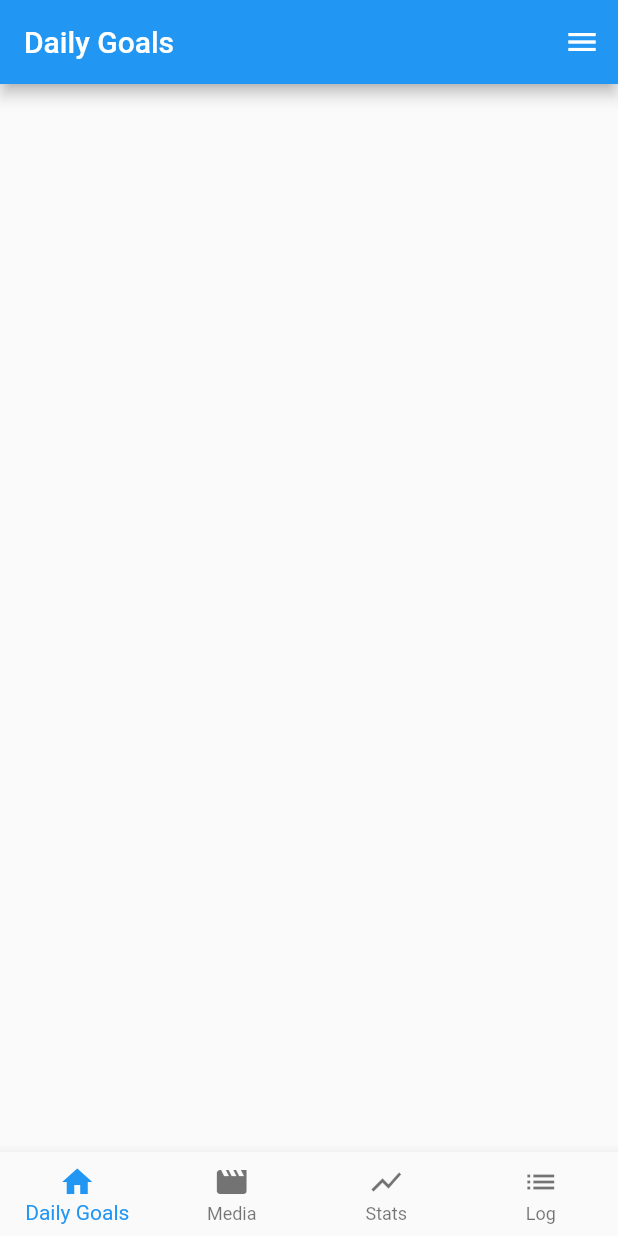
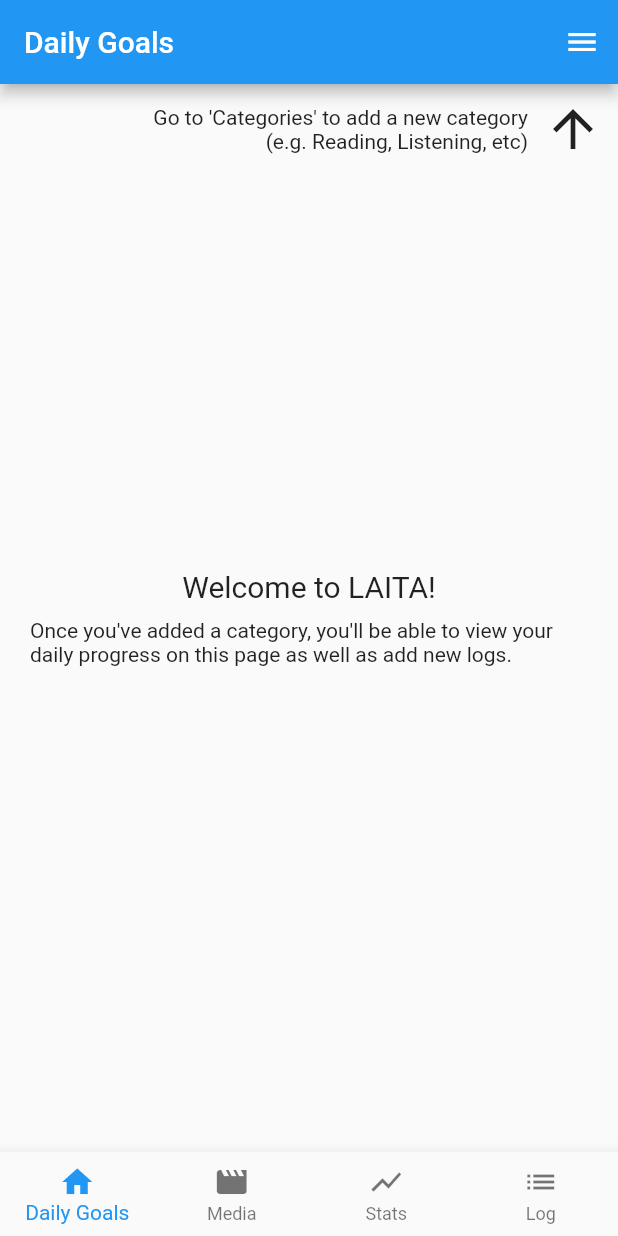
Before and after one commit to joongpa/Laita, a Flutter app: the screen it shows once a user with an empty profile is signed in, on a phone screen of 412 x 824 dp. Run offline on Flutter 3.47's test engine with Material 2 defaults, Android fonts, the phone set to English and light mode, and no system bars; our stand-ins replace cloud_firestore, firebase_auth, firebase_crashlytics, fl_chart, flutter_colorpicker, flutter_signin_button and 4 more; accounts and stored records are empty.

Commit message:
Added first-time user instructions

```diff
--- a/lib/DailyGoalsTab/ProgressListWidget.dart
+++ b/lib/DailyGoalsTab/ProgressListWidget.dart
@@ -1,6 +1,7 @@
 import 'package:firebase_auth/firebase_auth.dart';
 import 'package:flutter/cupertino.dart';
 import 'package:flutter/material.dart';
+import 'package:flutter/widgets.dart';
 import 'package:miatracker/Models/InputHoursUpdater.dart';
 import 'package:miatracker/Map.dart';
 import 'package:miatracker/Models/aggregate_data_model.dart';
@@ -17,9 +18,47 @@ class ProgressListWidget extends StatelessWidget {
     var user = Provider.of<AppUser>(context);
     var dailyInputEntry = Provider.of<Map<DateTime, DailyInputEntry>>(context);
 
-    if (user == null || user.categories == null || user.categories.length == 0) return Container();
+    if (user == null || user.categories == null || user.categories.length == 0) {
+      return Stack(
+        alignment: Alignment.center,
+        children: [
+          Positioned(
+            top: 10,
+            right: 10,
+            child: Row(
+              mainAxisSize: MainAxisSize.min,
+              children: [
+                Text(
+                  "Go to 'Categories' to add a new category\n(e.g. Reading, Listening, etc)",
+                  textAlign: TextAlign.right,
+                ),
+                SizedBox(width: 10),
+                Icon(
+                  Icons.arrow_upward,
+                  size: 40,
+                ),
+              ],
+            ),
+          ),
+          Center(
+            child: Padding(
+              padding: const EdgeInsets.all(20.0),
+              child: Column(
+                mainAxisSize: MainAxisSize.min,
+                children: [
+                  Text('Welcome to LAITA!', style: TextStyle(fontSize: 20),),
+                  SizedBox(height: 10),
+                  Text("Once you've added a category, you'll be able to view your daily progress on this page as well as add new logs."),
+                ],
+              ),
+            ),
+          ),
+        ],
+      );
+    }
 
-    var incompleteCategories = user.categories.where((category) => !category.isCompleted).toList();
+    var incompleteCategories =
+        user.categories.where((category) => !category.isCompleted).toList();
 
     return ListView.builder(
         itemCount: incompleteCategories.length + 1,
@@ -36,11 +75,12 @@ class ProgressListWidget extends StatelessWidget {
             );
           return GlobalProgressWidget(
             user: user,
-            value: dailyInputEntry[daysAgo(0)].categoryHours[incompleteCategories[index].name] ?? 0.0,
+            value: dailyInputEntry[daysAgo(0)]
+                    .categoryHours[incompleteCategories[index].name] ??
+                0.0,
             category: incompleteCategories[index],
             index: index,
           );
         });
-
   }
 }
```
